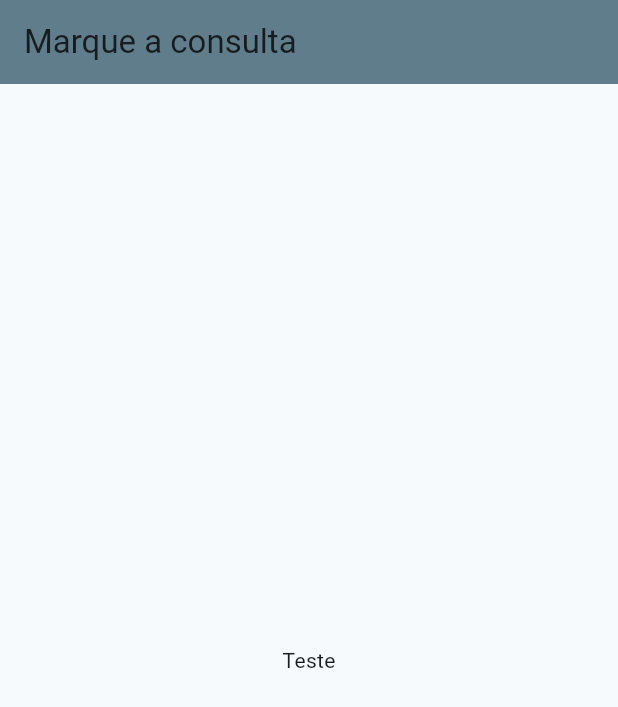
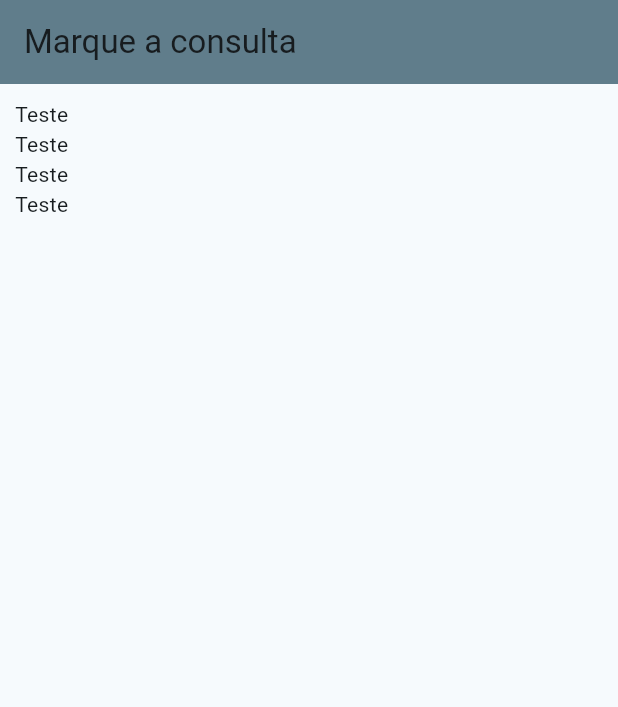
Before and after one commit to ruiRomer/estudo_flutter, a Flutter app: the screen it shows after launch, on a phone screen of 412 x 824 dp. Shown: the top 707 px of the screen. Run offline on Flutter 3.47's test engine with Material 3 defaults, Android fonts, the light colour scheme and no system bars.

Commit message:
Teste de Comlumn e Row

```diff
--- a/lib/consulta.dart
+++ b/lib/consulta.dart
@@ -29,7 +29,17 @@ class ConsultaState extends State<Consulta>{
           theme: ThemeData(colorScheme: ColorScheme.fromSeed(seedColor: Colors.blueGrey)),
           home: Scaffold(
             appBar: AppBar(backgroundColor: Colors.blueGrey, title: Text('Marque a consulta')),
-            body: Center(child: Text("Teste", textDirection: TextDirection.ltr))
+            body: Padding(
+              padding: const EdgeInsets.all(10.0),
+              child: Column(
+                children: [
+                  Text("Teste", textDirection: TextDirection.ltr),
+                  Text("Teste", textDirection: TextDirection.ltr),
+                  Text("Teste", textDirection: TextDirection.ltr),
+                  Text("Teste", textDirection: TextDirection.ltr),
+                ],
+              ),
+            )
           ),
         );
   }
```
